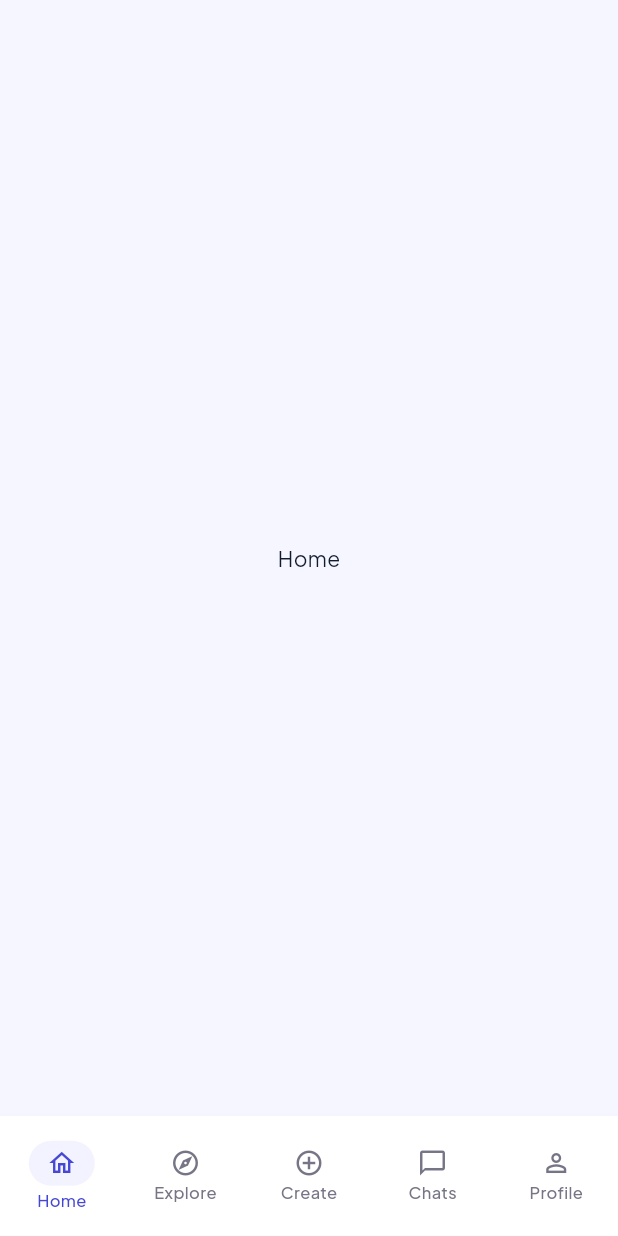
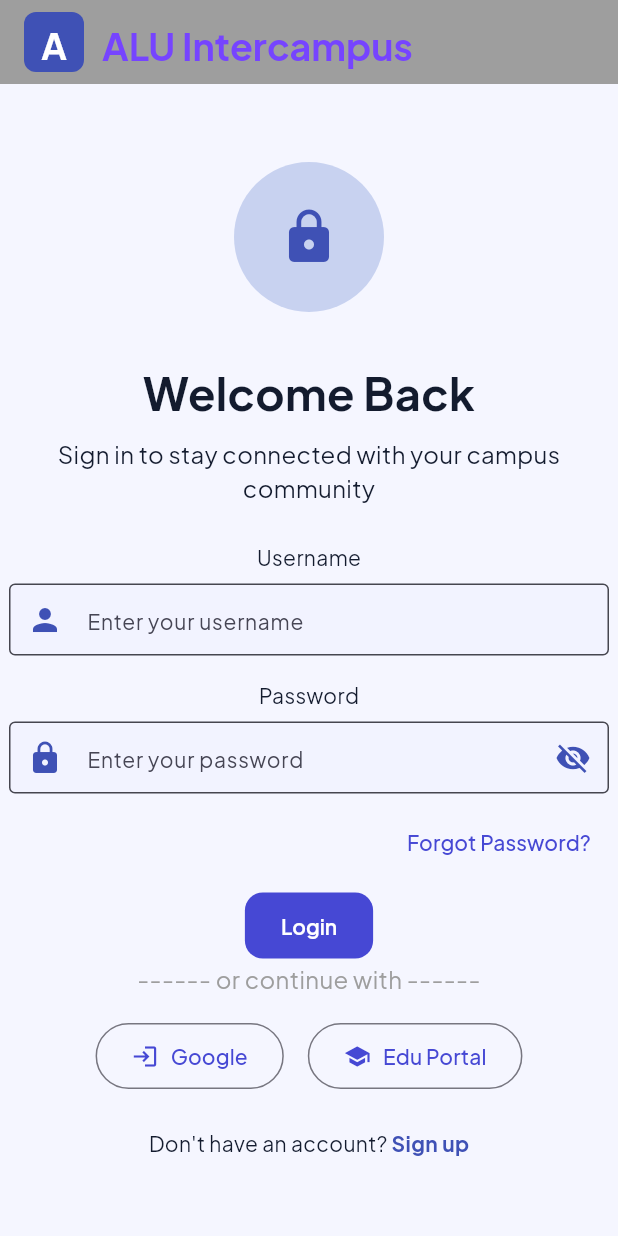
Before and after one commit to Udopara/Project1_Group-2, a Flutter app: the screen it shows after launch, on a phone screen of 412 x 824 dp. Run offline on Flutter 3.47's test engine with Material 3 defaults, Android fonts, the light colour scheme and no system bars; accounts and stored records are empty.

Commit message:
added the login feature

```diff
--- a/lib/main.dart
+++ b/lib/main.dart
@@ -1,4 +1,5 @@
 import 'package:flutter/material.dart';
+import 'package:formative_assignment1/ui/screens/login.dart';
 import 'package:formative_assignment1/theme/app_theme.dart';
 import 'package:formative_assignment1/ui/screens/home_screen.dart';
 import 'package:formative_assignment1/ui/screens/explore_screen.dart';
@@ -20,7 +21,8 @@ class MyApp extends StatelessWidget {
       theme: AppTheme.light,
       initialRoute: '/',
       routes: {
-        '/':    (_) => const HomeScreen(),
+        '/':    (_) => const Register(),
+        '/home': (_) => const HomeScreen(),
         '/explore': (_) => const ExploreScreen(),
         '/create':  (_) => const CreateScreen(),
         '/chats':   (_) => const ChatsScreen(),
--- /dev/null
+++ b/lib/ui/screens/login.dart
@@ -0,0 +1,233 @@
+import "package:flutter/material.dart";
+
+class Register extends StatefulWidget {
+  const Register({super.key});
+
+  @override
+  State<Register> createState() => _RegisterState();
+}
+
+enum Gender { male, female}
+
+class _RegisterState extends State<Register> {
+  final GlobalKey<FormState> formkey = GlobalKey<FormState>();
+  final nameController = TextEditingController();
+  final passwordController = TextEditingController();
+  bool _obscurePassword = true;
+
+  @override
+  Widget build(BuildContext context) {
+    return Scaffold(
+      appBar: AppBar(
+        backgroundColor: Colors.grey,
+        title: Row(
+          children: [
+            Container(
+              width: 40,
+              height: 40,
+              decoration: BoxDecoration(
+                color: const Color.fromARGB(255, 63, 81, 181),
+                borderRadius: BorderRadius.circular(8),
+              ),
+              child: Center(
+                child: Text(
+                  "A",
+                  style: TextStyle(
+                    color: Colors.white,
+                    fontSize: 24,
+                    fontWeight: FontWeight.bold,
+                  ),
+                ),
+              ),
+            ),
+            SizedBox(width: 12),
+            Text("ALU Intercampus",
+            style: TextStyle(
+              color: const Color.fromARGB(255, 118, 68, 255),
+              fontSize: 25,
+              fontWeight: FontWeight.bold
+            )
+            ),
+          ],
+        ),
+        centerTitle: false,
+
+      ),
+      body: Center(
+        child: Column(
+          mainAxisAlignment: MainAxisAlignment.center,
+          children: [
+            SizedBox(
+              width: 400,
+              child: Column(
+                children: [
+                  Stack(
+                    alignment: Alignment.center,
+                    children: [
+                      Container(
+                        width: 100,
+                        height: 100,
+                        decoration: BoxDecoration(
+                          color: const Color.fromARGB(255, 200, 210, 240),
+                          shape: BoxShape.circle,
+                        ),
+                      ),
+                      Icon(
+                        Icons.lock,
+                        size: 40,
+                        color: const Color.fromARGB(255, 63, 81, 181),
+                      ),
+                    ],
+                  ),
+                  SizedBox(height: 32),
+                  Text("Welcome Back",
+                  style: TextStyle(
+                    fontSize: 30,
+                    fontWeight: FontWeight.bold
+                  ),
+                  ),
+                  SizedBox(height: 8),
+                  Text("Sign in to stay connected with your campus community",
+                  style: TextStyle(
+                    fontSize: 16,
+                  ),
+                  textAlign: TextAlign.center,
+                  ),
+                  SizedBox(height: 24),
+                  Form(
+                    key: formkey,
+                    child: Column(
+                      children: [
+                        Text("Username",
+                        style: TextStyle(
+                          fontSize: 14,
+
+                        ),
+                        ),
+                        SizedBox(height: 8),
+                        TextFormField(
+                          controller: nameController,
+                          decoration: InputDecoration(
+                            border: OutlineInputBorder(),
+                            prefixIcon: Icon(
+                              Icons.person,
+                              color: const Color.fromARGB(255, 63, 81, 181),
+                            ),
+                            hintText: "Enter your username",
+                          )
+                        ),
+                        SizedBox(height: 16),
+                        Text("Password",
+                        style: TextStyle(
+                          fontSize: 14,
+                        ),
+                        ),
+                        SizedBox(height: 8),
+                        TextFormField(
+                          obscureText: _obscurePassword,
+                          controller: passwordController,
+                          decoration: InputDecoration(
+                            border: OutlineInputBorder(),
+                            prefixIcon: Icon(
+                              Icons.lock,
+                              color: const Color.fromARGB(255, 63, 81, 181),
+                            ),
+                            hintText: "Enter your password",
+                            suffixIcon: IconButton(
+                              icon: Icon(
+                                _obscurePassword ? Icons.visibility_off : Icons.visibility,
+                                color: const Color.fromARGB(255, 63, 81, 181),
+                              ),
+                              onPressed: () {
+                                setState(() {
+                                  _obscurePassword = !_obscurePassword;
+                                });
+                              },
+                            ),
+                          ),
+                        ),
+                      ],
+                    ),
+                  ),
+                  SizedBox(height: 8),
+                  Row(
+                    mainAxisAlignment: MainAxisAlignment.end,
+                    children: [
+                      TextButton(
+                        onPressed: () {
+                        },
+                        child: Text("Forgot Password?"),
+                      )
+                    ]
+                  ),
+                  SizedBox(height: 8),
+                  Row(
+                    mainAxisAlignment: MainAxisAlignment.center,
+                    children: [
+                      ElevatedButton(
+                        onPressed: () {
+                        },
+                        child: Text("Login"),
+                      )
+                    ]
+                  ),
+                  Text("------ or continue with ------",
+                  style: TextStyle(
+                    fontSize: 16,
+                    color: Colors.grey
+                  ),
+                  textAlign: TextAlign.center,
+                  ),
+                  SizedBox(height: 16),
+                  Row(
+                    mainAxisAlignment: MainAxisAlignment.center,
+                    children: [
+                      OutlinedButton.icon(
+                        onPressed: () {
+                        },
+                        icon: Icon(Icons.login),
+                        label: Text("Google"),
+                        style: OutlinedButton.styleFrom(
+                          padding: EdgeInsets.symmetric(horizontal: 24, vertical: 12),
+                        ),
+                      ),
+                      SizedBox(width: 16),
+                      OutlinedButton.icon(
+                        onPressed: () {
+                        },
+                        icon: Icon(Icons.school),
+                        label: Text("Edu Portal"),
+                        style: OutlinedButton.styleFrom(
+                          padding: EdgeInsets.symmetric(horizontal: 24, vertical: 12),
+                        ),
+                      ),
+                    ],
+                  ),
+                  SizedBox(height: 24),
+                  Row(
+                    mainAxisAlignment: MainAxisAlignment.center,
+                    children: [
+                      Text("Don't have an account? "),
+                      GestureDetector(
+                        onTap: () {
+                        },
+                        child: Text(
+                          "Sign up",
+                          style: TextStyle(
+                            color: const Color.fromARGB(255, 63, 81, 181),
+                            fontWeight: FontWeight.bold,
+                          ),
+                        ),
+                      ),
+                    ],
+                  ),
+
+                ],
+              ),
+            ),
+          ]
+        ),
+      ),
+    );
+  }
+}
```
